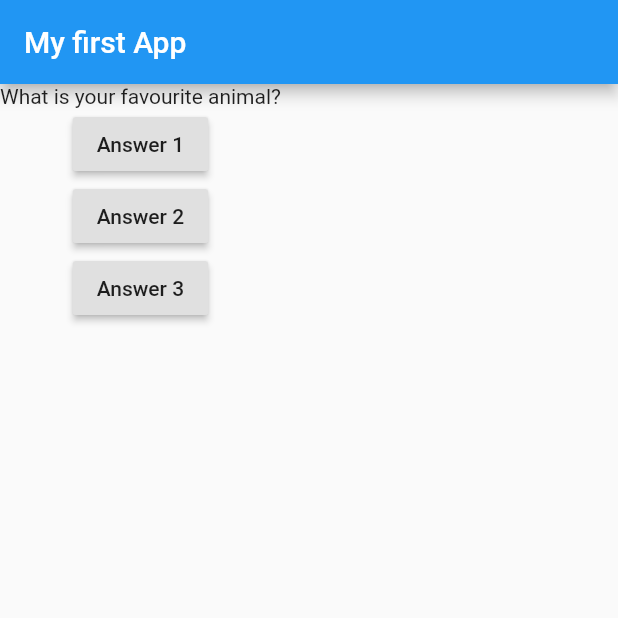
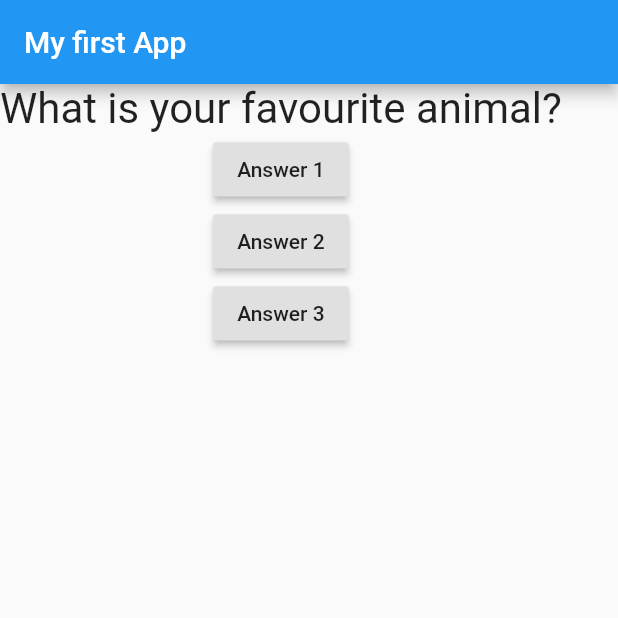
Before and after one commit to charnon1/flutter_app_tutorial, a Flutter app: the screen it shows after launch, after a tap on "Answer 1", on a phone screen of 412 x 824 dp, the top half of it. Run offline on Flutter 3.47's test engine with Material 2 defaults, Android fonts, the phone set to English and light mode, and no system bars.

Commit message:
question text centered

```diff
--- a/lib/main.dart
+++ b/lib/main.dart
@@ -1,4 +1,6 @@
 import 'package:flutter/material.dart';
+
+import './question.dart';
 
 void main(){
  runApp(MyApp()); //flutter code. Instantiate a MyApp() class
@@ -9,17 +11,17 @@ class MyApp extends StatefulWidget {
   @override
   State<StatefulWidget> createState() {
     // TODO: implement createState
-    return MyAppState(); // () indicates an OBJECT
+    return _MyAppState(); // () indicates an OBJECT
   }
 }
 
-class MyAppState extends State<MyApp>{
+class _MyAppState extends State<MyApp>{
 
-  var questionIndex = 0;
+  var _questionIndex = 0;
 
-  void answerQuestion() {
+  void _answerQuestion() {
     setState((){
-      questionIndex = questionIndex + 1;
+      _questionIndex = _questionIndex + 1;
     });
     print("hello");
   }
@@ -31,8 +33,8 @@ class MyAppState extends State<MyApp>{
     return MaterialApp(home: Scaffold(
       appBar: AppBar(title: Text("My first App"),),
       body: Column(children: [
-        Text(questions[questionIndex]),
-        RaisedButton(child: Text("Answer 1"), onPressed: answerQuestion,),
+        Question(questions[_questionIndex]),
+        RaisedButton(child: Text("Answer 1"), onPressed: _answerQuestion,),
         RaisedButton(child: Text("Answer 2"), onPressed: () => print("Answer 2 chosen"),),
         RaisedButton(child: Text("Answer 3"), onPressed: () {print("hello world"); print("Answer 3 chosen");},),
       ],),
--- /dev/null
+++ b/lib/question.dart
@@ -0,0 +1,21 @@
+import 'package:flutter/material.dart';
+
+class Question extends StatelessWidget{
+
+  final String questionText; // declare type here since we dont initialise the value therefore no type inference can occur
+
+//  Question(questionText){
+//    this.questionText = questionText;
+//  }
+
+  Question(this.questionText);
+
+  @override
+  Widget build(BuildContext context ){
+    return Text(
+      questionText,
+      style: TextStyle(fontSize: 28),
+      textAlign: TextAlign.center,
+    );
+  }
+}
```
